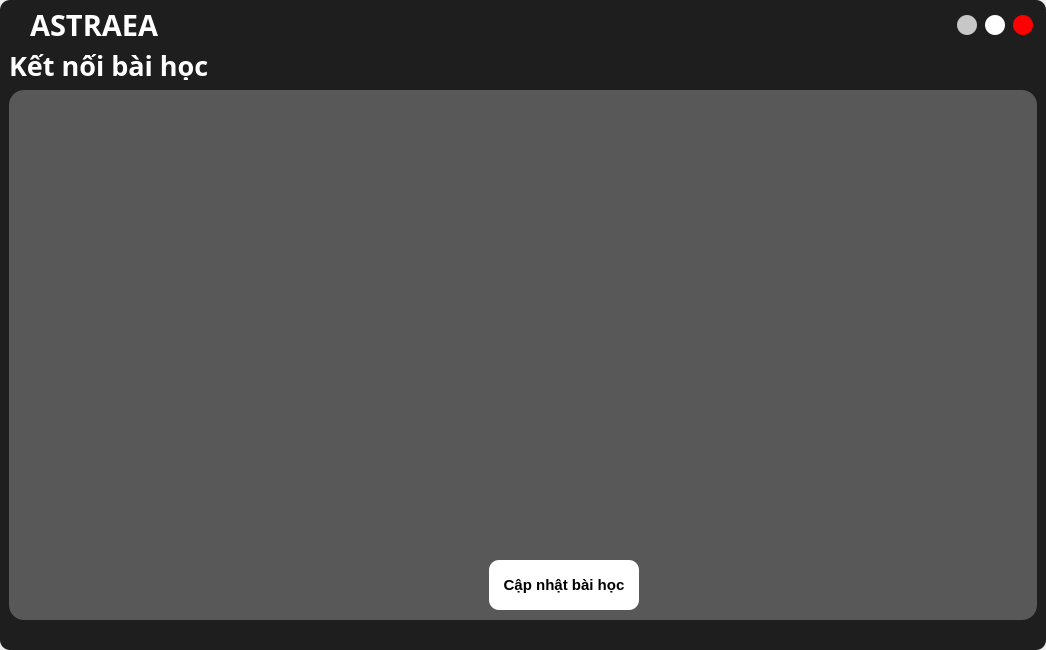
hoangm960/Astraea, file UI_Files/edit_form.ui: the form before one commit.
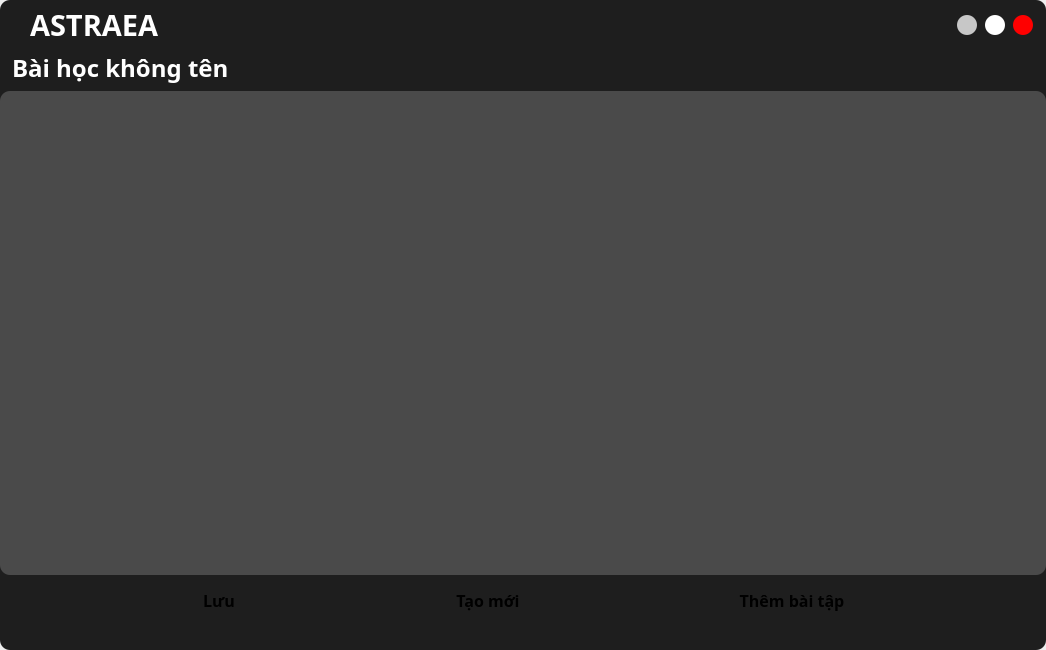
The form after the commit. Icons and pictures are not drawn.

```diff
--- a/UI_Files/edit_form.ui
+++ b/UI_Files/edit_form.ui
@@ -355,7 +355,7 @@
 background-color: transparent;</string>
                </property>
                <property name="currentIndex">
-                <number>3</number>
+                <number>1</number>
                </property>
                <widget class="QWidget" name="Edit_Main_Frame">
                 <layout class="QVBoxLayout" name="verticalLayout_7">
@@ -1230,8 +1230,8 @@
                         <rect>
                          <x>0</x>
                          <y>0</y>
-                         <width>100</width>
-                         <height>30</height>
+                         <width>1046</width>
+                         <height>484</height>
                         </rect>
                        </property>
                       </widget>
@@ -1624,118 +1624,6 @@
                  </item>
                 </layout>
                </widget>
-               <widget class="QWidget" name="page">
-                <layout class="QVBoxLayout" name="verticalLayout_9">
-                 <property name="spacing">
-                  <number>10</number>
-                 </property>
-                 <property name="leftMargin">
-                  <number>9</number>
-                 </property>
-                 <property name="topMargin">
-                  <number>0</number>
-                 </property>
-                 <property name="rightMargin">
-                  <number>9</number>
-                 </property>
-                 <property name="bottomMargin">
-                  <number>0</number>
-                 </property>
-                 <item>
-                  <widget class="QLabel" name="PushLabel">
-                   <property name="minimumSize">
-                    <size>
-                     <width>0</width>
-                     <height>30</height>
-                    </size>
-                   </property>
-                   <property name="maximumSize">
-                    <size>
-                     <width>16777215</width>
-                     <height>30</height>
-                    </size>
-                   </property>
-                   <property name="font">
-                    <font>
-                     <family>iCiel Effra Regular</family>
-                     <pointsize>20</pointsize>
-                     <weight>75</weight>
-                     <bold>true</bold>
-                    </font>
-                   </property>
-                   <property name="text">
-                    <string>Kết nối bài học</string>
-                   </property>
-                  </widget>
-                 </item>
-                 <item>
-                  <widget class="QFrame" name="Push_Frame">
-                   <property name="styleSheet">
-                    <string notr="true">QFrame {
-	background-color: rgba(107, 107, 107,193);
-	border-radius: 15px;
-}</string>
-                   </property>
-                   <property name="frameShape">
-                    <enum>QFrame::StyledPanel</enum>
-                   </property>
-                   <property name="frameShadow">
-                    <enum>QFrame::Raised</enum>
-                   </property>
-                   <widget class="QPushButton" name="Push">
-                    <property name="geometry">
-                     <rect>
-                      <x>480</x>
-                      <y>470</y>
-                      <width>150</width>
-                      <height>50</height>
-                     </rect>
-                    </property>
-                    <property name="minimumSize">
-                     <size>
-                      <width>150</width>
-                      <height>50</height>
-                     </size>
-                    </property>
-                    <property name="maximumSize">
-                     <size>
-                      <width>150</width>
-                      <height>50</height>
-                     </size>
-                    </property>
-                    <property name="font">
-                     <font>
-                      <family>Segoe UI</family>
-                      <pointsize>11</pointsize>
-                      <weight>75</weight>
-                      <bold>true</bold>
-                     </font>
-                    </property>
-                    <property name="styleSheet">
-                     <string notr="true">QPushButton {
-	background-color: rgb(255, 255, 255);
-	border-radius: 10px;
-	color: rgb(0,0,0);
-}
-
-QPushButton:hover {
-	background-color: rgba(0, 0, 0, 150);
-	color: rgb(255, 255, 255);
-}
-
-QPushButton:pressed {
-	background-color: rgb(0, 0, 0);
-	color: rgb(255, 255, 255);
-}</string>
-                    </property>
-                    <property name="text">
-                     <string>Cập nhật bài học</string>
-                    </property>
-                   </widget>
-                  </widget>
-                 </item>
-                </layout>
-               </widget>
               </widget>
              </item>
             </layout>
```
